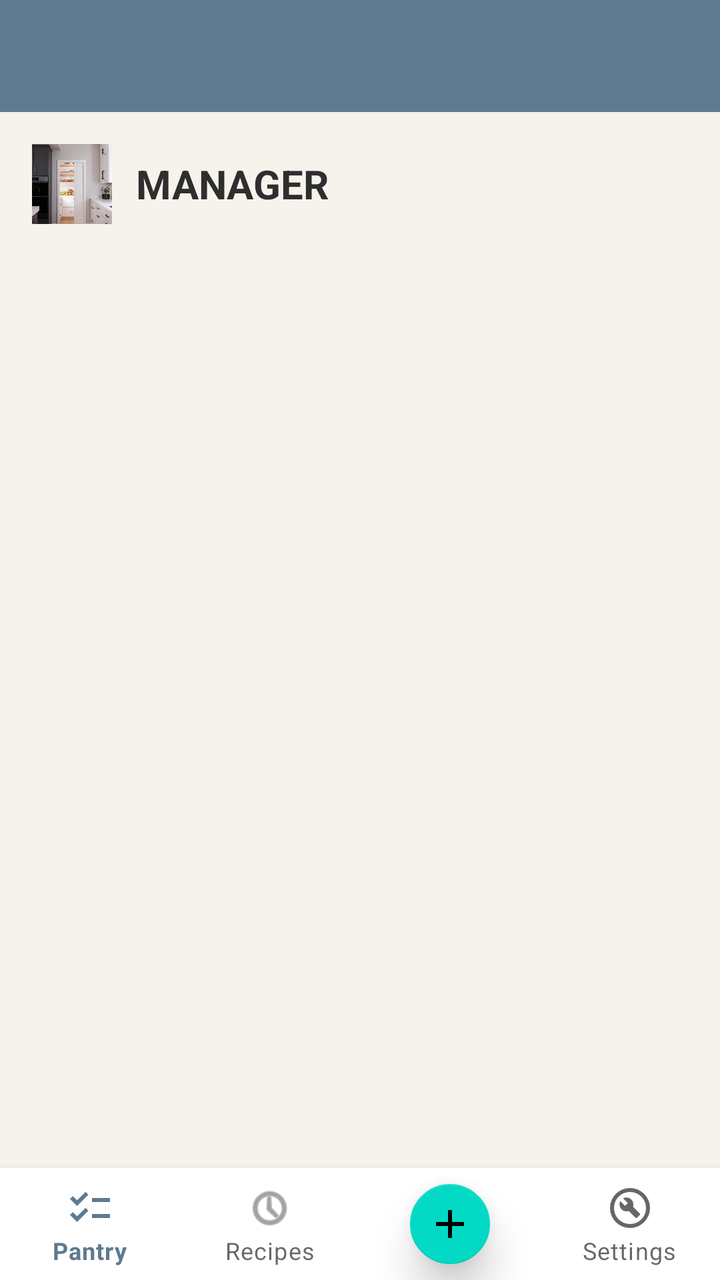
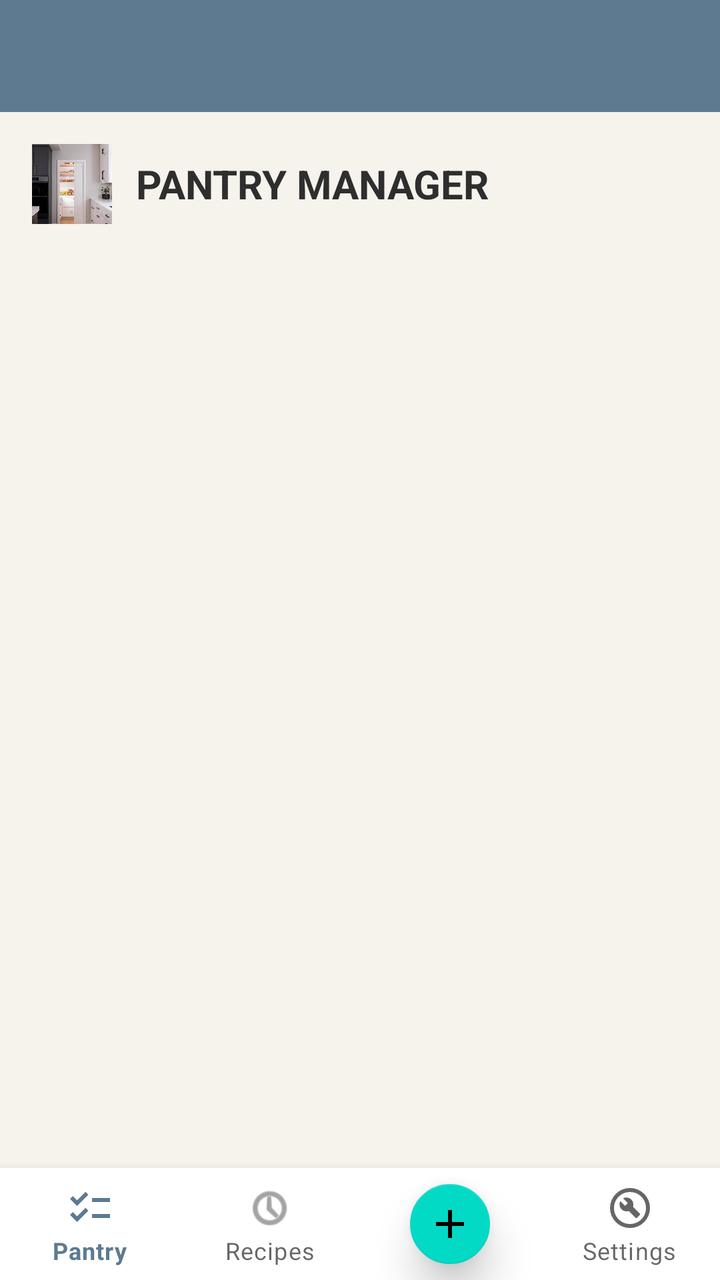

Screens rendered from an Android XML layout before and after an edit, with the pre-edit source and the edit as a unified diff.
<!-- AndroidManifest.xml: application theme Theme.SmartPantry -->
<!-- res/layout/activity_pantry_list.xml -->
<?xml version="1.0" encoding="utf-8"?>
<androidx.constraintlayout.widget.ConstraintLayout xmlns:android="http://schemas.android.com/apk/res/android"
    xmlns:app="http://schemas.android.com/apk/res-auto"
    android:layout_width="match_parent"
    android:layout_height="match_parent">

    <com.google.android.material.appbar.MaterialToolbar
        android:id="@+id/toolbarPantry"
        android:layout_width="0dp"
        android:layout_height="?attr/actionBarSize"
        android:background="@color/primary"
        android:title="@string/app_name"
        android:titleTextColor="#FFFFFF"
        app:layout_constraintTop_toTopOf="parent"
        app:layout_constraintStart_toStartOf="parent"
        app:layout_constraintEnd_toEndOf="parent" />

    <LinearLayout
        android:id="@+id/headerPantry"
        android:layout_width="0dp"
        android:layout_height="wrap_content"
        android:orientation="horizontal"
        android:gravity="center_vertical"
        android:padding="16dp"
        app:layout_constraintTop_toBottomOf="@id/toolbarPantry"
        app:layout_constraintStart_toStartOf="parent"
        app:layout_constraintEnd_toEndOf="parent">

        <ImageView
            android:id="@+id/imagePantryHeader"
            android:layout_width="40dp"
            android:layout_height="40dp"
            android:scaleType="centerCrop"
            android:src="@drawable/smart_pantry"
            android:contentDescription="Pantry image" />

        <TextView
            android:layout_width="wrap_content"
            android:layout_height="wrap_content"
            android:layout_marginStart="12dp"
            android:text="MANAGER"
            android:textSize="20sp"
            android:textStyle="bold"
            android:textColor="@color/text_primary" />

    </LinearLayout>


    <androidx.recyclerview.widget.RecyclerView
        android:id="@+id/recyclerPantry"
        android:layout_width="0dp"
        android:layout_height="0dp"
        android:padding="8dp"
        app:layout_constraintTop_toBottomOf="@id/headerPantry"
        app:layout_constraintBottom_toTopOf="@id/bottomNavigation"
        app:layout_constraintStart_toStartOf="parent"
        app:layout_constraintEnd_toEndOf="parent" />

    <com.google.android.material.bottomnavigation.BottomNavigationView
        android:id="@+id/bottomNavigation"
        android:layout_width="0dp"
        android:layout_height="wrap_content"
        app:menu="@menu/bottom_nav_menu_pantry"
        app:labelVisibilityMode="labeled"
        app:layout_constraintBottom_toBottomOf="parent"
        app:layout_constraintStart_toStartOf="parent"
        app:layout_constraintEnd_toEndOf="parent" />

    <androidx.constraintlayout.widget.Guideline
        android:id="@+id/guidelineAdd"
        android:layout_width="wrap_content"
        android:layout_height="wrap_content"
        android:orientation="vertical"
        app:layout_constraintGuide_percent="0.625" />

    <com.google.android.material.floatingactionbutton.FloatingActionButton
        android:id="@+id/fabAddIngredient"
        android:layout_width="wrap_content"
        android:layout_height="wrap_content"
        android:contentDescription="Add ingredient"
        android:src="@drawable/ic_add"
        app:elevation="12dp"
        app:fabSize="mini"
        app:layout_constraintTop_toTopOf="@id/bottomNavigation"
        app:layout_constraintBottom_toBottomOf="@id/bottomNavigation"
        app:layout_constraintStart_toStartOf="@id/guidelineAdd"
        app:layout_constraintEnd_toEndOf="@id/guidelineAdd" />

</androidx.constraintlayout.widget.ConstraintLayout>
<!-- resources referenced by this layout -->
<resources>
  <color name="primary">#5D7A91</color>
  <color name="text_primary">#2E2E2E</color>
  <!-- drawable ic_add (drawable) -->
  <vector xmlns:android="http://schemas.android.com/apk/res/android" android:height="24dp" android:tint="#000000" android:viewportHeight="960" android:viewportWidth="960" android:width="24dp">
        
      <path android:fillColor="@android:color/white" android:pathData="M440,520L200,520L200,440L440,440L440,200L520,200L520,440L760,440L760,520L520,520L520,760L440,760L440,520Z"/>
      
  </vector>
  <!-- drawable smart_pantry: png bitmap (drawable, 22712 bytes) -->
  <string name="app_name">Smart Pantry Manager</string>
  <style name="Theme.SmartPantry" parent="Theme.MaterialComponents.DayNight.NoActionBar">
          <item name="colorPrimary">@color/primary</item>
          <item name="colorPrimaryDark">@color/primary_dark</item>
          <item name="colorAccent">@color/accent</item>
          <item name="android:windowBackground">@color/background</item>
      </style>
  <color name="primary_dark">#435868</color>
  <color name="accent">#D9C7A3</color>
  <color name="background">#F6F2EC</color>
</resources>

<!-- the commit's change to res/layout/activity_pantry_list.xml (unified diff, before → after) -->
@@ -38,7 +38,7 @@
             android:layout_width="wrap_content"
             android:layout_height="wrap_content"
             android:layout_marginStart="12dp"
-            android:text="MANAGER"
+            android:text="PANTRY MANAGER"
             android:textSize="20sp"
             android:textStyle="bold"
             android:textColor="@color/text_primary" />
